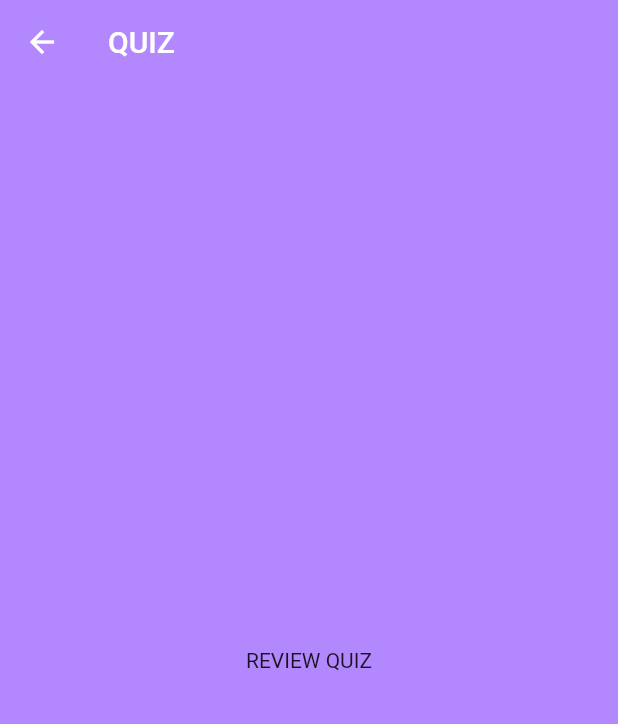
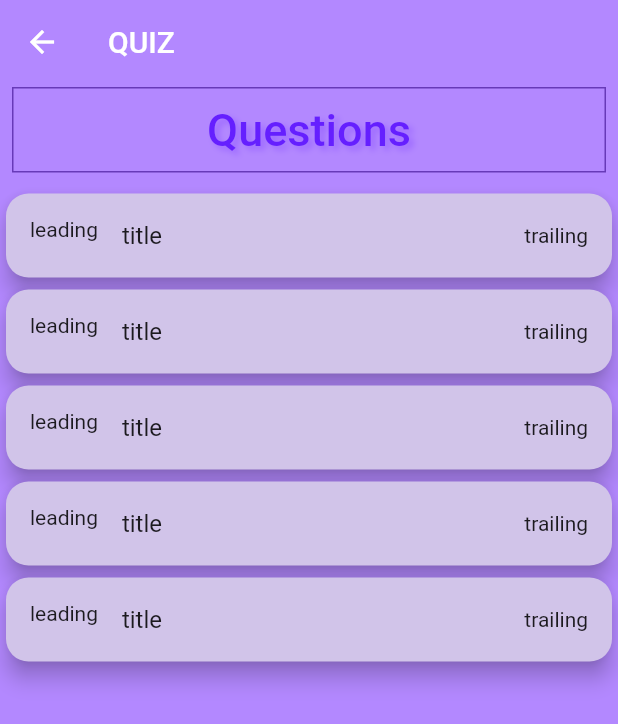
Before and after one commit to SFP95/App_Gramming, a Flutter app: the screen it shows after launch, after a tap on "Review Quiz", on a phone screen of 412 x 824 dp. Shown: the top 724 px of the screen. Run offline on Flutter 3.47's test engine with Material 2 defaults, Android fonts, the phone set to English and light mode, and no system bars.

Commit message:
19.11.22

```diff
--- a/lib/pages/QuizPage.dart
+++ b/lib/pages/QuizPage.dart
@@ -2,9 +2,9 @@ import 'package:flutter/cupertino.dart';
 import 'package:flutter/material.dart';
 import 'dart:convert';
 import 'package:flutter/services.dart';
-import 'package:gramming/clases/Question.dart';
-import 'package:gramming/clases/Quiz.dart';
 import 'package:gramming/pages/ResultPage.dart';
+import '../class/Question.dart';
+import '../class/Quiz.dart';
 
 class QuizPage extends StatefulWidget{
   const QuizPage({Key? key}) : super (key:key);
--- a/lib/pages/ReviewPage.dart
+++ b/lib/pages/ReviewPage.dart
@@ -1,8 +1,28 @@
 import 'package:flutter/cupertino.dart';
 import 'package:flutter/material.dart';
+import 'dart:convert';
+import 'package:flutter/services.dart';
 
-class ReviewPage extends StatelessWidget{
+class ReviewPage extends StatefulWidget{
   const ReviewPage({Key? key}) : super (key:key);
+
+  @override
+  State<ReviewPage> createState() => _ReviewPageState();
+}
+
+class _ReviewPageState extends State<ReviewPage> {
+
+  Future<void> readJson() async{
+    final String response = await rootBundle.loadString('assets/QuestionsQuiz.json');
+    final List<String> data = await json.decode(response);
+  }
+
+
+  @override
+  void initState() {
+    super.initState();
+    readJson();
+  }
 
   @override
   Widget build(BuildContext context) {
@@ -13,8 +33,46 @@ class ReviewPage extends StatelessWidget{
         elevation: 0,
         title: const Text('QUIZ'),
       ),
-      body: const Center(
-        child: Text('REVIEW QUIZ'),
+      body: Column(
+        children: [
+          Container(
+            padding: const EdgeInsets.all(10),
+            margin: const EdgeInsets.only(
+                left: 8, right: 8, top: 2, bottom: 10),
+            width: double.infinity,
+            decoration: BoxDecoration(
+                border: Border.all(
+                  color: Colors.deepPurple,
+                  width: 1,
+                )
+            ),
+            child: Center(
+              child: Text('Questions',
+                style: Theme
+                    .of(context)
+                    .textTheme
+                    .headline1,
+              ),
+            ),
+          ),
+          Expanded(
+              child: ListView.builder(
+                itemCount: 5,
+                itemBuilder: (_, index) {
+                  return Card(
+                    color: Theme
+                        .of(context)
+                        .primaryColorLight,
+                    child: ListTile(
+                      leading: Text('leading'),
+                      title: Text('title'),
+                      trailing: Text('trailing'),
+                    ),
+                  );
+                },
+              )
+          ),
+        ],
       ),
     );
   }
```
